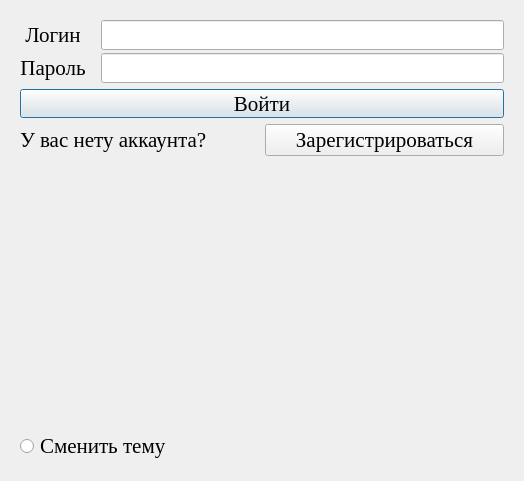
This is MyApplication/thirdwindow.ui in Prazdnic-Moscow/chat as Qt 5 draws it before an edit. The edited form follows.
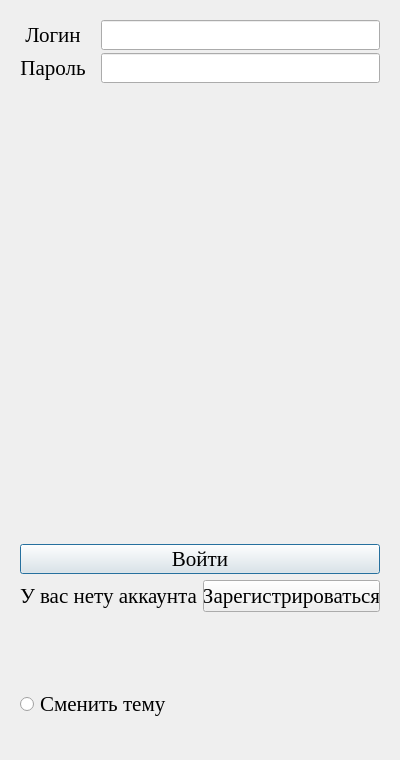
This is the edited form.

What changed in the file:
```diff
--- a/MyApplication/thirdwindow.ui
+++ b/MyApplication/thirdwindow.ui
@@ -6,16 +6,34 @@
    <rect>
     <x>0</x>
     <y>0</y>
-    <width>524</width>
-    <height>481</height>
+    <width>400</width>
+    <height>760</height>
    </rect>
   </property>
+  <property name="sizePolicy">
+   <sizepolicy hsizetype="Expanding" vsizetype="Expanding">
+    <horstretch>0</horstretch>
+    <verstretch>0</verstretch>
+   </sizepolicy>
+  </property>
+  <property name="minimumSize">
+   <size>
+    <width>400</width>
+    <height>0</height>
+   </size>
+  </property>
   <property name="windowTitle">
    <string>Dialog</string>
   </property>
   <layout class="QHBoxLayout" name="horizontalLayout_3">
    <item>
     <widget class="QGroupBox" name="groupBox">
+     <property name="sizePolicy">
+      <sizepolicy hsizetype="Expanding" vsizetype="Expanding">
+       <horstretch>0</horstretch>
+       <verstretch>0</verstretch>
+      </sizepolicy>
+     </property>
      <property name="minimumSize">
       <size>
        <width>0</width>
@@ -189,6 +207,38 @@
             </item>
            </layout>
           </item>
+          <item>
+           <spacer name="verticalSpacer">
+            <property name="orientation">
+             <enum>Qt::Orientation::Vertical</enum>
+            </property>
+            <property name="sizeType">
+             <enum>QSizePolicy::Policy::Fixed</enum>
+            </property>
+            <property name="sizeHint" stdset="0">
+             <size>
+              <width>20</width>
+              <height>99</height>
+             </size>
+            </property>
+           </spacer>
+          </item>
+          <item>
+           <widget class="QLabel" name="catLabel2">
+            <property name="minimumSize">
+             <size>
+              <width>350</width>
+              <height>350</height>
+             </size>
+            </property>
+            <property name="text">
+             <string/>
+            </property>
+            <property name="alignment">
+             <set>Qt::AlignmentFlag::AlignCenter</set>
+            </property>
+           </widget>
+          </item>
           <item>
            <widget class="QPushButton" name="pushButton_3">
             <property name="minimumSize">
@@ -249,21 +299,24 @@
           </item>
          </layout>
         </item>
+        <item>
+         <spacer name="verticalSpacer_3">
+          <property name="orientation">
+           <enum>Qt::Orientation::Vertical</enum>
+          </property>
+          <property name="sizeType">
+           <enum>QSizePolicy::Policy::MinimumExpanding</enum>
+          </property>
+          <property name="sizeHint" stdset="0">
+           <size>
+            <width>20</width>
+            <height>50</height>
+           </size>
+          </property>
+         </spacer>
+        </item>
        </layout>
       </item>
-      <item>
-       <spacer name="verticalSpacer">
-        <property name="orientation">
-         <enum>Qt::Orientation::Vertical</enum>
-        </property>
-        <property name="sizeHint" stdset="0">
-         <size>
-          <width>20</width>
-          <height>346</height>
-         </size>
-        </property>
-       </spacer>
-      </item>
       <item>
        <widget class="QRadioButton" name="radioButton_2">
         <property name="maximumSize">
@@ -286,6 +339,22 @@
         </property>
        </widget>
       </item>
+      <item>
+       <spacer name="verticalSpacer_2">
+        <property name="orientation">
+         <enum>Qt::Orientation::Vertical</enum>
+        </property>
+        <property name="sizeType">
+         <enum>QSizePolicy::Policy::Fixed</enum>
+        </property>
+        <property name="sizeHint" stdset="0">
+         <size>
+          <width>20</width>
+          <height>21</height>
+         </size>
+        </property>
+       </spacer>
+      </item>
      </layout>
     </widget>
    </item>
```
